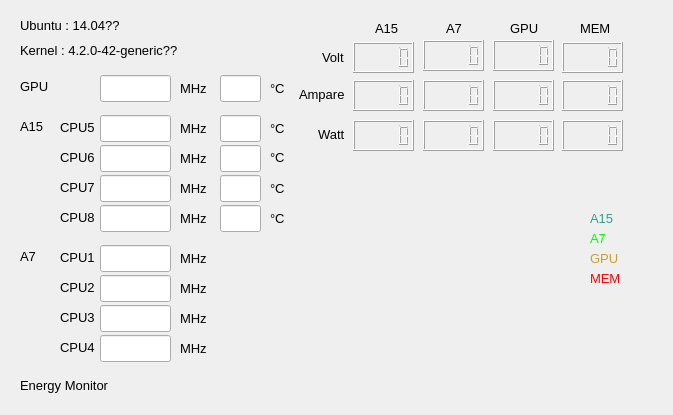
The window that displaysysinfo.ui (teresis/Project-Energymonitor) describes before a commit, drawn with Qt 5.
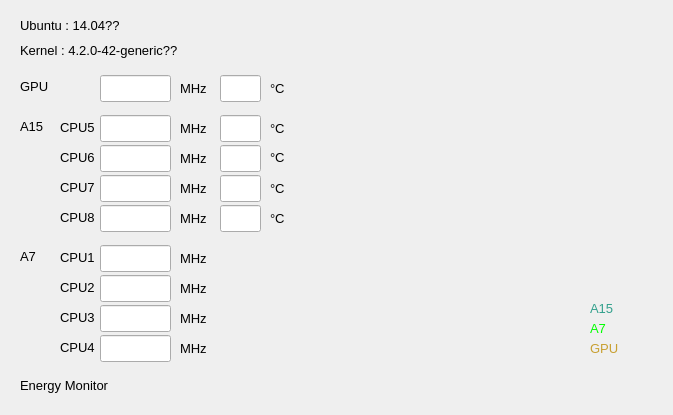
The same window after the commit. Custom widgets are drawn as their Qt base class.

What changed in the file:
```diff
--- a/displaysysinfo.ui
+++ b/displaysysinfo.ui
@@ -383,258 +383,6 @@
     <bool>true</bool>
    </property>
   </widget>
-  <widget class="QLCDNumber" name="ARMuVlcd">
-   <property name="geometry">
-    <rect>
-     <x>353</x>
-     <y>42</y>
-     <width>61</width>
-     <height>31</height>
-    </rect>
-   </property>
-   <property name="styleSheet">
-    <string notr="true"/>
-   </property>
-  </widget>
-  <widget class="QLCDNumber" name="ARMuAlcd">
-   <property name="geometry">
-    <rect>
-     <x>353</x>
-     <y>80</y>
-     <width>61</width>
-     <height>31</height>
-    </rect>
-   </property>
-  </widget>
-  <widget class="QLCDNumber" name="ARMuWlcd">
-   <property name="geometry">
-    <rect>
-     <x>353</x>
-     <y>120</y>
-     <width>61</width>
-     <height>31</height>
-    </rect>
-   </property>
-  </widget>
-  <widget class="QLCDNumber" name="MEMuWlcd">
-   <property name="geometry">
-    <rect>
-     <x>562</x>
-     <y>120</y>
-     <width>61</width>
-     <height>31</height>
-    </rect>
-   </property>
-  </widget>
-  <widget class="QLCDNumber" name="MEMuVlcd">
-   <property name="geometry">
-    <rect>
-     <x>562</x>
-     <y>42</y>
-     <width>61</width>
-     <height>31</height>
-    </rect>
-   </property>
-   <property name="styleSheet">
-    <string notr="true">color: rgb(60, 69, 203);</string>
-   </property>
-  </widget>
-  <widget class="QLCDNumber" name="MEMuAlcd">
-   <property name="geometry">
-    <rect>
-     <x>562</x>
-     <y>80</y>
-     <width>61</width>
-     <height>31</height>
-    </rect>
-   </property>
-  </widget>
-  <widget class="QLCDNumber" name="KFCuWlcd">
-   <property name="geometry">
-    <rect>
-     <x>423</x>
-     <y>120</y>
-     <width>61</width>
-     <height>31</height>
-    </rect>
-   </property>
-  </widget>
-  <widget class="QLCDNumber" name="KFCuVlcd">
-   <property name="geometry">
-    <rect>
-     <x>423</x>
-     <y>40</y>
-     <width>61</width>
-     <height>31</height>
-    </rect>
-   </property>
-  </widget>
-  <widget class="QLCDNumber" name="KFCuAlcd">
-   <property name="geometry">
-    <rect>
-     <x>423</x>
-     <y>80</y>
-     <width>61</width>
-     <height>31</height>
-    </rect>
-   </property>
-  </widget>
-  <widget class="QLCDNumber" name="G3DuWlcd">
-   <property name="geometry">
-    <rect>
-     <x>493</x>
-     <y>120</y>
-     <width>61</width>
-     <height>31</height>
-    </rect>
-   </property>
-  </widget>
-  <widget class="QLCDNumber" name="G3DuAlcd">
-   <property name="geometry">
-    <rect>
-     <x>493</x>
-     <y>80</y>
-     <width>61</width>
-     <height>31</height>
-    </rect>
-   </property>
-  </widget>
-  <widget class="QLCDNumber" name="G3DuVlcd">
-   <property name="geometry">
-    <rect>
-     <x>493</x>
-     <y>40</y>
-     <width>61</width>
-     <height>31</height>
-    </rect>
-   </property>
-  </widget>
-  <widget class="QLabel" name="label_10">
-   <property name="geometry">
-    <rect>
-     <x>322</x>
-     <y>49</y>
-     <width>31</width>
-     <height>17</height>
-    </rect>
-   </property>
-   <property name="font">
-    <font>
-     <pointsize>10</pointsize>
-    </font>
-   </property>
-   <property name="text">
-    <string>Volt</string>
-   </property>
-  </widget>
-  <widget class="QLabel" name="label_11">
-   <property name="geometry">
-    <rect>
-     <x>299</x>
-     <y>86</y>
-     <width>51</width>
-     <height>17</height>
-    </rect>
-   </property>
-   <property name="font">
-    <font>
-     <pointsize>10</pointsize>
-    </font>
-   </property>
-   <property name="text">
-    <string>Ampare</string>
-   </property>
-  </widget>
-  <widget class="QLabel" name="label_12">
-   <property name="geometry">
-    <rect>
-     <x>318</x>
-     <y>126</y>
-     <width>31</width>
-     <height>17</height>
-    </rect>
-   </property>
-   <property name="font">
-    <font>
-     <pointsize>10</pointsize>
-    </font>
-   </property>
-   <property name="text">
-    <string>Watt</string>
-   </property>
-  </widget>
-  <widget class="QLabel" name="label_13">
-   <property name="geometry">
-    <rect>
-     <x>375</x>
-     <y>20</y>
-     <width>31</width>
-     <height>17</height>
-    </rect>
-   </property>
-   <property name="font">
-    <font>
-     <pointsize>10</pointsize>
-    </font>
-   </property>
-   <property name="text">
-    <string>A15</string>
-   </property>
-  </widget>
-  <widget class="QLabel" name="label_14">
-   <property name="geometry">
-    <rect>
-     <x>446</x>
-     <y>20</y>
-     <width>21</width>
-     <height>17</height>
-    </rect>
-   </property>
-   <property name="font">
-    <font>
-     <pointsize>10</pointsize>
-    </font>
-   </property>
-   <property name="text">
-    <string>A7</string>
-   </property>
-  </widget>
-  <widget class="QLabel" name="label_15">
-   <property name="geometry">
-    <rect>
-     <x>580</x>
-     <y>20</y>
-     <width>31</width>
-     <height>17</height>
-    </rect>
-   </property>
-   <property name="font">
-    <font>
-     <pointsize>10</pointsize>
-    </font>
-   </property>
-   <property name="text">
-    <string>MEM</string>
-   </property>
-  </widget>
-  <widget class="QLabel" name="label_16">
-   <property name="geometry">
-    <rect>
-     <x>510</x>
-     <y>20</y>
-     <width>31</width>
-     <height>17</height>
-    </rect>
-   </property>
-   <property name="font">
-    <font>
-     <pointsize>10</pointsize>
-    </font>
-   </property>
-   <property name="text">
-    <string>GPU</string>
-   </property>
-  </widget>
   <widget class="QLabel" name="label_19">
    <property name="geometry">
     <rect>
@@ -675,9 +423,9 @@
    <property name="geometry">
     <rect>
      <x>310</x>
-     <y>170</y>
+     <y>60</y>
      <width>271</width>
-     <height>191</height>
+     <height>301</height>
     </rect>
    </property>
   </widget>
@@ -685,7 +433,7 @@
    <property name="geometry">
     <rect>
      <x>590</x>
-     <y>210</y>
+     <y>300</y>
      <width>31</width>
      <height>17</height>
     </rect>
@@ -702,32 +450,11 @@
     <string>A15</string>
    </property>
   </widget>
-  <widget class="QLabel" name="label_22">
-   <property name="geometry">
-    <rect>
-     <x>590</x>
-     <y>270</y>
-     <width>31</width>
-     <height>17</height>
-    </rect>
-   </property>
-   <property name="font">
-    <font>
-     <pointsize>10</pointsize>
-    </font>
-   </property>
-   <property name="styleSheet">
-    <string notr="true">color: rgb(255, 0, 0);</string>
-   </property>
-   <property name="text">
-    <string>MEM</string>
-   </property>
-  </widget>
   <widget class="QLabel" name="label_23">
    <property name="geometry">
     <rect>
      <x>590</x>
-     <y>230</y>
+     <y>320</y>
      <width>21</width>
      <height>17</height>
     </rect>
@@ -748,7 +475,7 @@
    <property name="geometry">
     <rect>
      <x>590</x>
-     <y>250</y>
+     <y>340</y>
      <width>31</width>
      <height>17</height>
     </rect>
```
